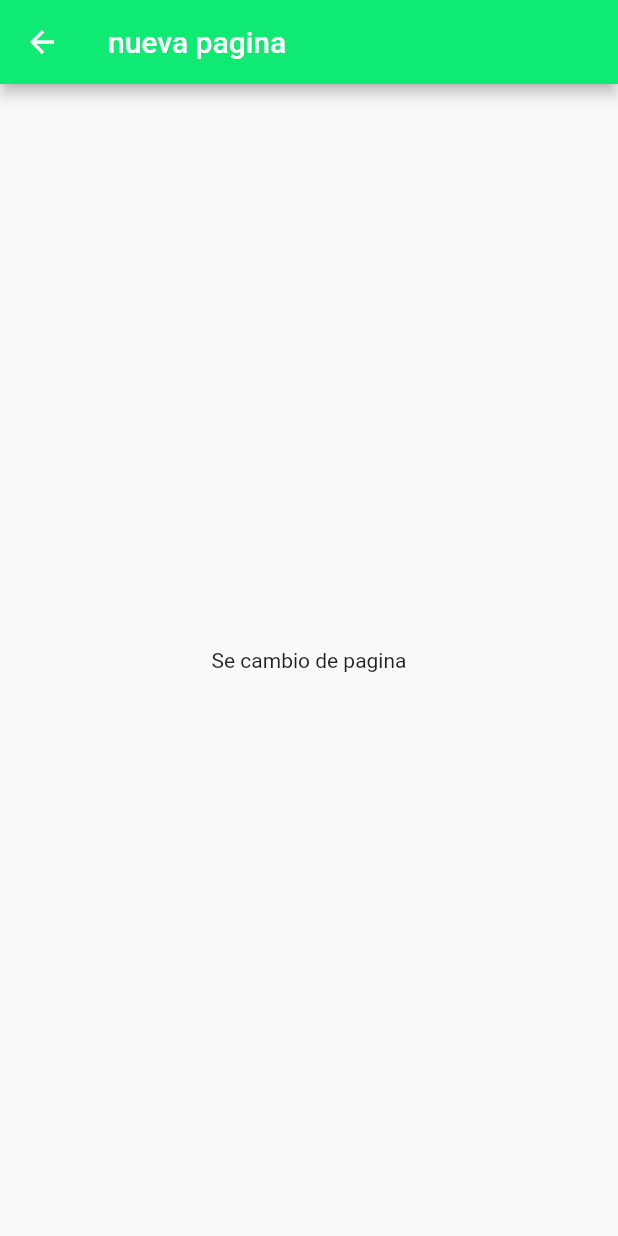
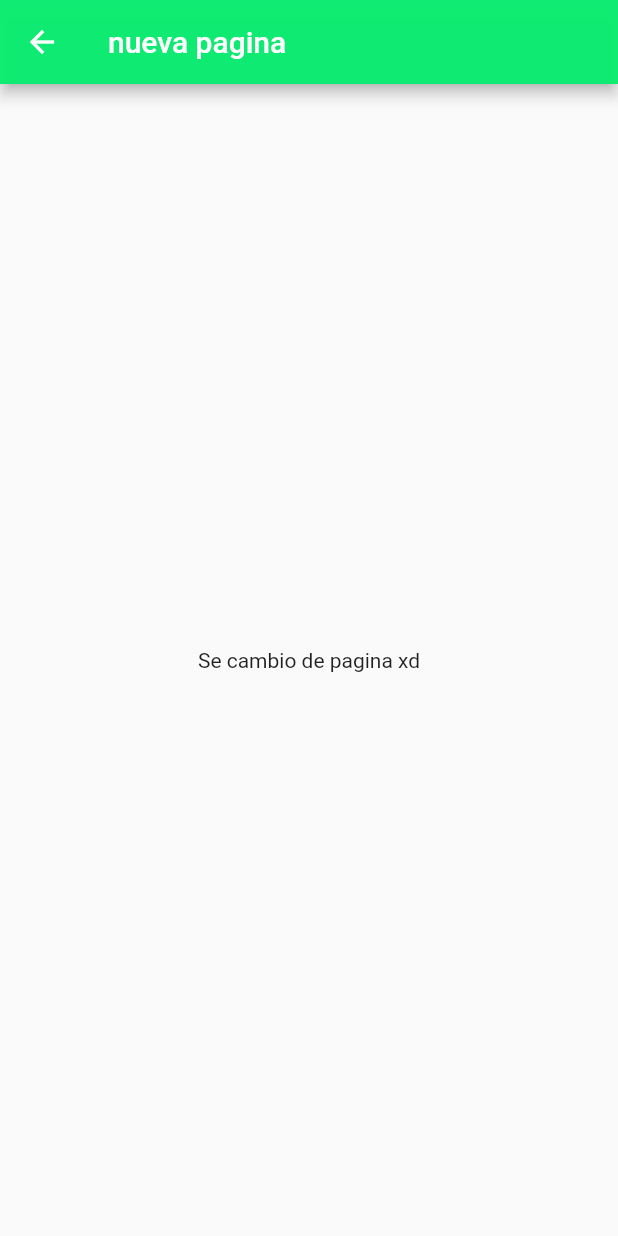
Before and after one commit to Racso1624/AlChilazo, a Flutter app: the pantalla_prueba screen opened directly, on a phone screen of 412 x 824 dp. Run offline on Flutter 3.47's test engine with Material 2 defaults, Android fonts, the phone set to English and light mode, and no system bars.

Commit message:
probando para ver si se sube en el nuevo branch

```diff
--- a/al_chilazo/lib/pantalla_prueba.dart
+++ b/al_chilazo/lib/pantalla_prueba.dart
@@ -12,7 +12,7 @@ class pantalla_prueba extends StatelessWidget {
       ),
       body: Center(
         child: Text(
-          'Se cambio de pagina',
+          'Se cambio de pagina xd',
         ),
       ),
     );
```
Also changed, not shown: 1 other file.
